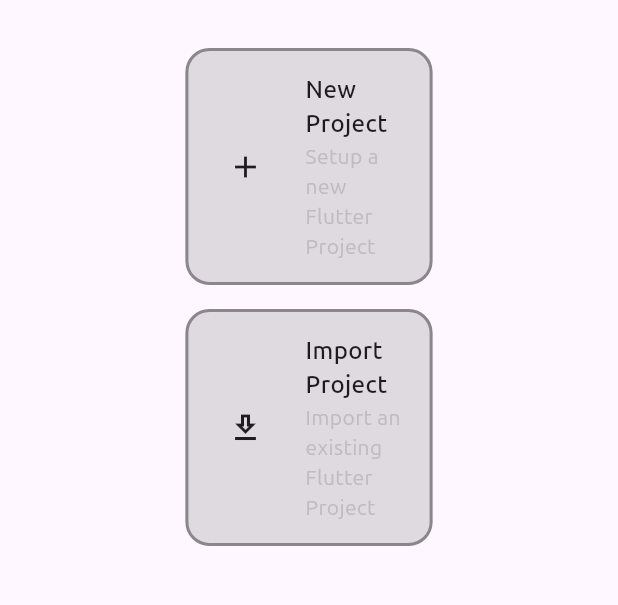
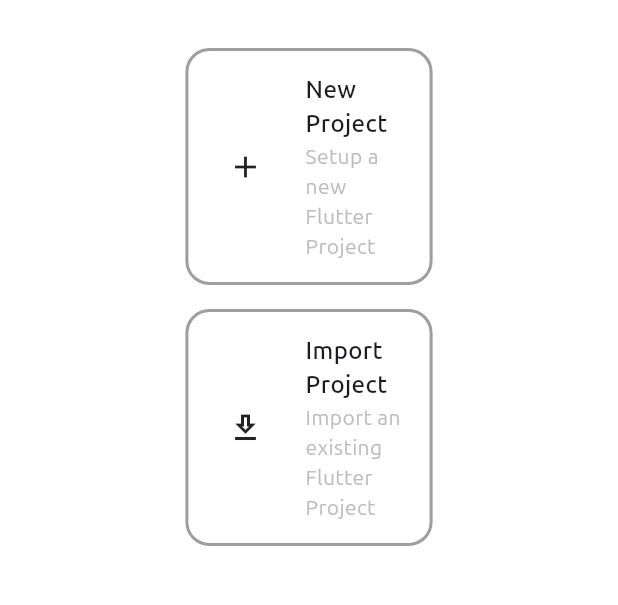
Before and after one commit to Jerinji2016/fdawg, a Flutter app: the screen it shows after launch, on a phone screen of 412 x 824 dp, the part 495-1100 px from its top. Run offline on Flutter 3.47's test engine with Material 3 defaults, Android fonts, the phone set to English and light mode, and no system bars; our stand-ins replace go_router; project files that could hold a hidden picture were left out.

Commit message:
theme improvements

```diff
--- a/lib/src/config/theme_config.dart
+++ b/lib/src/config/theme_config.dart
@@ -1,21 +1,52 @@
 import 'package:flutter/material.dart';
 
-final lightTheme = ThemeData.light(
-  useMaterial3: true,
-).copyWith(
-  textTheme: ThemeData.light(useMaterial3: true).textTheme.apply(
-        fontFamily: 'Ubuntu Sans',
+const seedColor = Colors.purple;
+const primaryBlack = Color(0xFF0D0D0C);
+
+const hoverDuration = Duration(milliseconds: 200);
+
+ThemeData get lightTheme => ThemeData.light(
+      useMaterial3: true,
+    ).copyWith(
+      splashFactory: InkSparkle.splashFactory,
+      scaffoldBackgroundColor: Colors.transparent,
+      highlightColor: Colors.transparent,
+      dividerColor: Colors.grey,
+      cardColor: const Color(0x73FFFFFF),
+      hoverColor: Colors.white54,
+      textTheme: ThemeData.light(useMaterial3: true).textTheme.apply(
+            fontFamily: 'Ubuntu Sans',
+            displayColor: primaryBlack,
+          ),
+      inputDecorationTheme: InputDecorationTheme(
+        border: OutlineInputBorder(
+          borderRadius: BorderRadius.circular(16),
+          borderSide: const BorderSide(
+            color: Colors.grey,
+            width: 2,
+          )
+        ),
       ),
-  cardColor: Colors.black12,
-  colorScheme: const ColorScheme.light(),
-);
+      colorScheme: ColorScheme.fromSeed(
+        seedColor: seedColor,
+      ),
+    );
 
 final darkTheme = ThemeData.dark(
   useMaterial3: true,
 ).copyWith(
+  splashFactory: InkSparkle.splashFactory,
+  scaffoldBackgroundColor: Colors.transparent,
   textTheme: ThemeData.dark(useMaterial3: true).textTheme.apply(
         fontFamily: 'Ubuntu Sans',
       ),
-  cardColor: Colors.white10,
-  colorScheme: const ColorScheme.dark(),
+  inputDecorationTheme: InputDecorationTheme(
+    border: OutlineInputBorder(
+      borderRadius: BorderRadius.circular(16),
+    ),
+  ),
+  cardColor: Colors.black26,
+  colorScheme: const ColorScheme.dark(
+    primary: Colors.purple,
+  ),
 );
```
